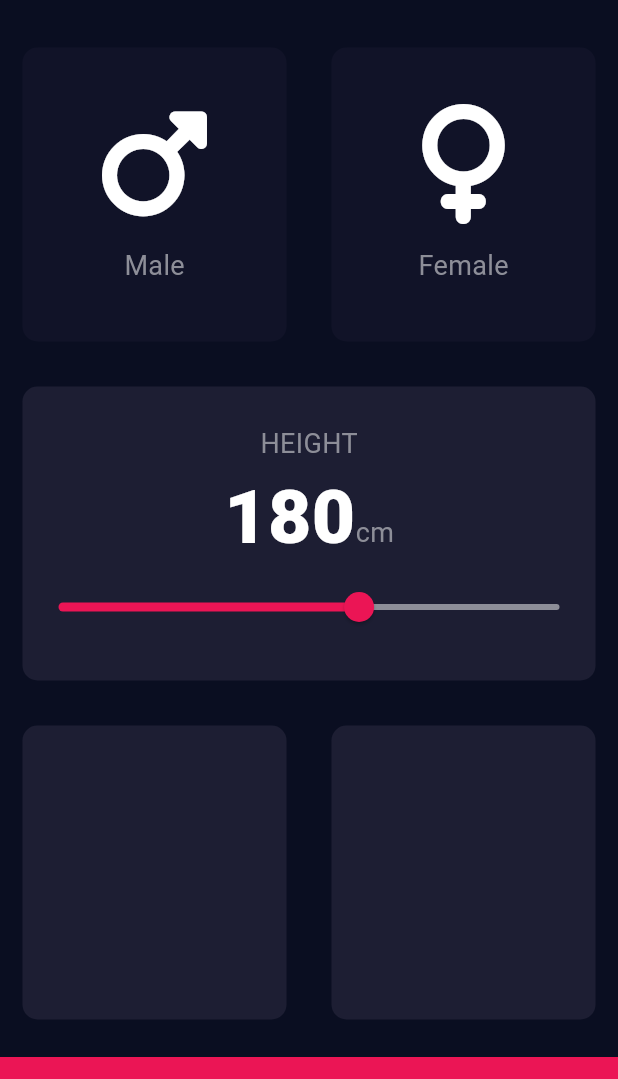
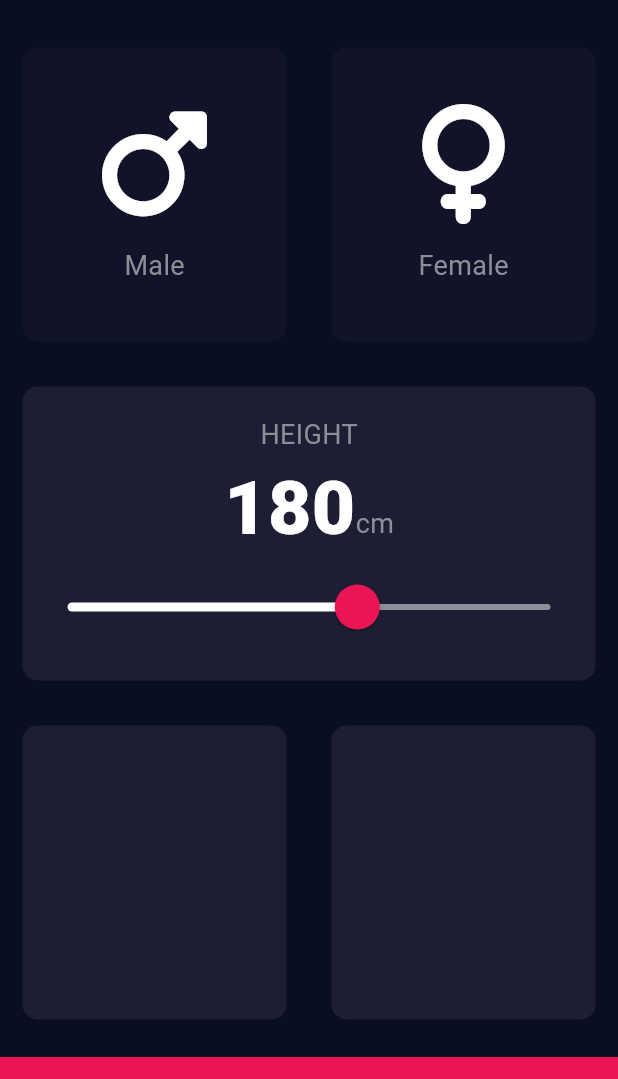
Before and after one commit to kimono-k/bmi_calculator, a Flutter app: the screen it shows after launch, on a phone screen of 412 x 824 dp, the part 59-1138 px from its top. Run offline on Flutter 3.47's test engine with Material 3 defaults, Android fonts, the phone set to English and light mode, and no system bars; our stand-ins replace font_awesome_flutter.

Commit message:
Slider theme add

```diff
--- a/lib/input_page.dart
+++ b/lib/input_page.dart
@@ -93,17 +93,31 @@ class _InputPageState extends State<InputPage> {
                                 ),
                               ],
                             ),
-                            Slider(
+                            SliderTheme(
+                              data: SliderTheme.of(context).copyWith(
+                                inactiveTrackColor: Color(0xFF8D8E98),
+                                activeTrackColor: Colors.white,
+                                thumbColor: Color(0xFFEB1555),
+                                overlayColor: Color(0x29EB1555),
+                                thumbShape:
+                                  RoundSliderThumbShape(
+                                    enabledThumbRadius: 15.0,
+                                  ),
+                                overlayShape:
+                                  RoundSliderOverlayShape(
+                                      overlayRadius: 30.0,
+                                  ),
+                              ),
+                              child: Slider(
                                   value: height.toDouble(),
                                   min: 120.0,
                                   max: 220.0,
-                                activeColor: Color(0xFFEB1555),
-                                inactiveColor: Color(0xFF8D8E98),
                                   onChanged: (double newValue) {
                                     setState(() {
                                       height = newValue.round();
                                     });
                                   },
+                              ),
                             ),
                           ],
                         ),
```
Lines whose indentation alone changed are shown as unchanged.
